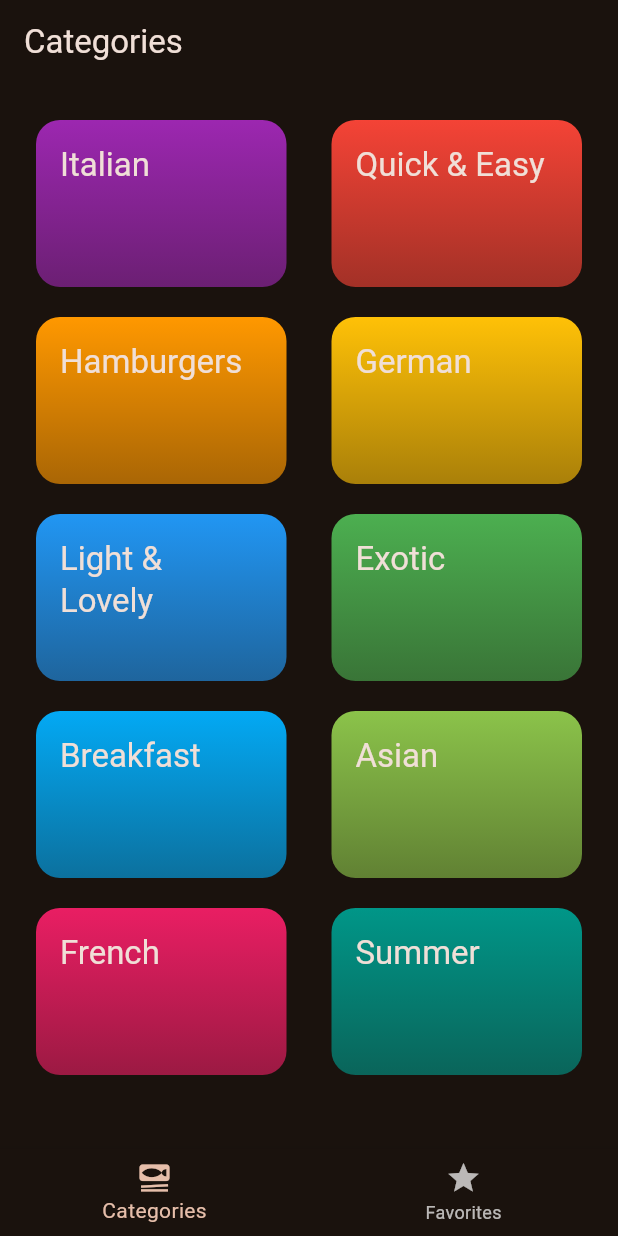
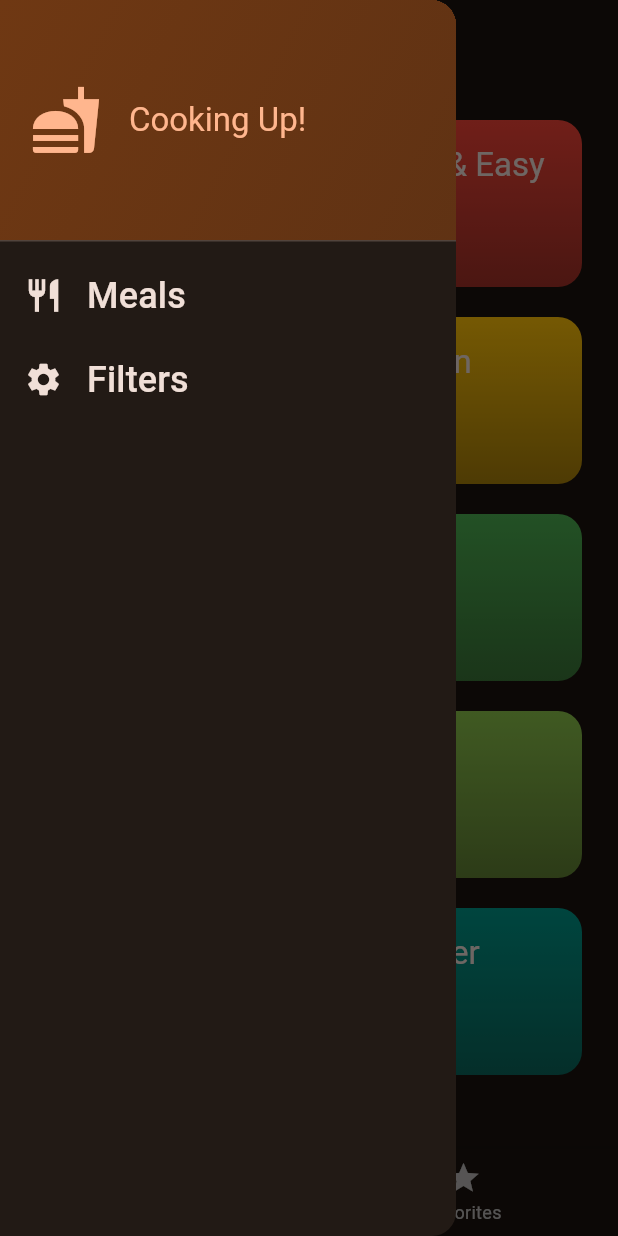
Before and after one commit to sherif-abdelsalam/Flutter, a Flutter app: the screen it shows after launch, with the side drawer open (before the commit the screen has no drawer), on a phone screen of 412 x 824 dp. Run offline on Flutter 3.47's test engine with Material 3 defaults, Android fonts, the light colour scheme and no system bars; our stand-ins replace transparent_image.

Commit message:
fulutter meals app

```diff
--- a/meals/lib/screens/categories.dart
+++ b/meals/lib/screens/categories.dart
@@ -6,11 +6,15 @@
 import 'package:meals/widgets/category_grid_item.dart';
 
 class CategoriesScreen extends StatelessWidget {
-  const CategoriesScreen({super.key, required this.onSelectFavoriteMeal});
+  const CategoriesScreen({
+    super.key,
+    required this.onSelectFavoriteMeal,
+    required this.availableMeals,
+  });
   final void Function(Meal meal) onSelectFavoriteMeal;
-
+  final List<Meal> availableMeals;
   void _selectCategory(BuildContext context, Category category) {
-    final List<Meal> categoryMeals = dummyMeals
+    final List<Meal> categoryMeals = availableMeals
         .where((meal) => meal.categories.contains(category.id))
         .toList();
 
--- a/meals/lib/screens/tabs.dart
+++ b/meals/lib/screens/tabs.dart
@@ -1,7 +1,17 @@
 import 'package:flutter/material.dart';
+import 'package:meals/data/dummy_data.dart';
 import 'package:meals/models/meal.dart';
 import 'package:meals/screens/categories.dart';
+import 'package:meals/screens/filters.dart';
 import 'package:meals/screens/meals.dart';
+import 'package:meals/widgets/main_drawer.dart';
+
+const kInitialFilters = {
+  Filter.glutenFree: false,
+  Filter.lactoseFree: false,
+  Filter.vegetarian: false,
+  Filter.vegan: false
+};
 
 class TabsScreen extends StatefulWidget {
   const TabsScreen({super.key});
@@ -14,6 +24,8 @@
 class _TabsScreenState extends State<TabsScreen> {
   int _activeScreenIndex = 0;
   String screenTitle = "Categories";
+
+  Map<Filter, bool> _selectedFilters = kInitialFilters;
 
   void _selectScreen(int index) {
     setState(
@@ -47,6 +59,7 @@
   }
 
   final List<Meal> _favoriteMeals = [];
+
   void _toggleFavoriteMeal(Meal meal) {
     var isExisted = _favoriteMeals.contains(meal);
     if (isExisted) {
@@ -62,10 +75,43 @@
     }
   }
 
+  void _setScreen(String identifier) async {
+    Navigator.of(context).pop();
+    if (identifier == "filters") {
+      final result = await Navigator.of(context).push<Map<Filter, bool>>(
+        MaterialPageRoute(
+          builder: (ctx) => FiltersScreen(
+            currentFilters: _selectedFilters,
+          ),
+        ),
+      );
+      setState(() {
+        _selectedFilters = result ?? kInitialFilters;
+      });
+    }
+  }
+
   @override
   Widget build(BuildContext context) {
+    final availableMeals = dummyMeals.where((meal) {
+      if (_selectedFilters[Filter.glutenFree]! && !meal.isGlutenFree) {
+        return false;
+      }
+      if (_selectedFilters[Filter.lactoseFree]! && !meal.isLactoseFree) {
+        return false;
+      }
+      if (_selectedFilters[Filter.vegetarian]! && !meal.isVegetarian) {
+        return false;
+      }
+      if (_selectedFilters[Filter.vegan]! && !meal.isVegan) {
+        return false;
+      }
+      return true;
+    }).toList();
+
     Widget activeScreen = CategoriesScreen(
       onSelectFavoriteMeal: _toggleFavoriteMeal,
+      availableMeals: availableMeals,
     );
     if (_activeScreenIndex == 1) {
       activeScreen = MealsScreen(
@@ -78,6 +124,9 @@
         title: Text(screenTitle),
       ),
       body: activeScreen,
+      drawer: MainDrawer(
+        onSetScreen: _setScreen,
+      ),
       bottomNavigationBar: BottomNavigationBar(
         onTap: _selectScreen,
         currentIndex: _activeScreenIndex,
--- /dev/null
+++ b/meals/lib/widgets/main_drawer.dart
@@ -0,0 +1,80 @@
+import 'package:flutter/material.dart';
+
+class MainDrawer extends StatelessWidget {
+  const MainDrawer({super.key, required this.onSetScreen});
+
+  final void Function(String identifier) onSetScreen;
+
+  @override
+  Widget build(BuildContext context) {
+    return Drawer(
+      child: Column(
+        children: [
+          DrawerHeader(
+            padding: const EdgeInsets.all(20),
+            decoration: BoxDecoration(
+              gradient: LinearGradient(
+                colors: [
+                  Theme.of(context).colorScheme.primaryContainer,
+                  Theme.of(context).colorScheme.primaryContainer.withAlpha(204),
+                ],
+                begin: Alignment.topLeft,
+                end: Alignment.bottomRight,
+              ),
+            ),
+            child: Row(
+              children: [
+                Icon(
+                  Icons.fastfood,
+                  size: 48,
+                  color: Theme.of(context).colorScheme.primary,
+                ),
+                const SizedBox(width: 18),
+                Text(
+                  'Cooking Up!',
+                  style: Theme.of(context).textTheme.titleLarge!.copyWith(
+                        color: Theme.of(context).colorScheme.primary,
+                      ),
+                ),
+              ],
+            ),
+          ),
+          ListTile(
+            leading: Icon(
+              Icons.restaurant,
+              size: 26,
+              color: Theme.of(context).colorScheme.onSurface,
+            ),
+            title: Text(
+              'Meals',
+              style: Theme.of(context).textTheme.titleSmall!.copyWith(
+                    color: Theme.of(context).colorScheme.onSurface,
+                    fontSize: 24,
+                  ),
+            ),
+            onTap: () {
+              onSetScreen("meals");
+            },
+          ),
+          ListTile(
+            leading: Icon(
+              Icons.settings,
+              size: 26,
+              color: Theme.of(context).colorScheme.onSurface,
+            ),
+            title: Text(
+              'Filters',
+              style: Theme.of(context).textTheme.titleSmall!.copyWith(
+                    color: Theme.of(context).colorScheme.onSurface,
+                    fontSize: 24,
+                  ),
+            ),
+            onTap: () {
+              onSetScreen("filters");
+            },
+          ),
+        ],
+      ),
+    );
+  }
+}
```
Also changed, not shown: meals/lib/screens/filters.dart (added, +156 -0 lines).
